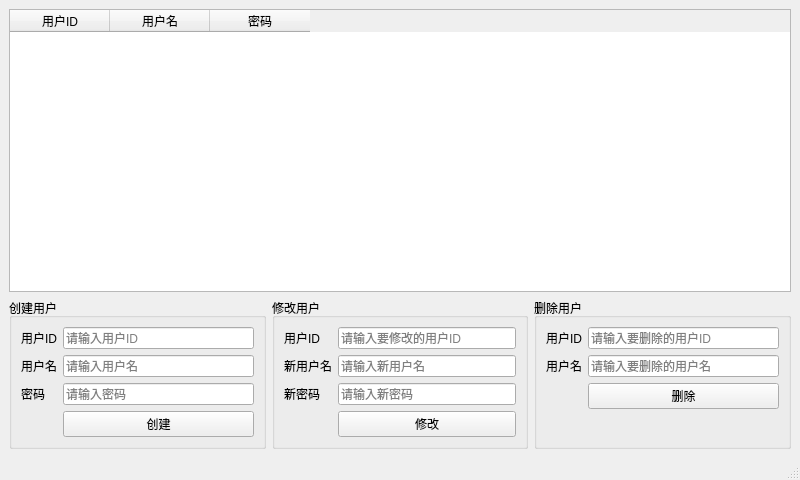
Before: the Qt Designer form usermanagewin.ui in JinJieBeWater/oceanSystem, drawn with Qt 5.
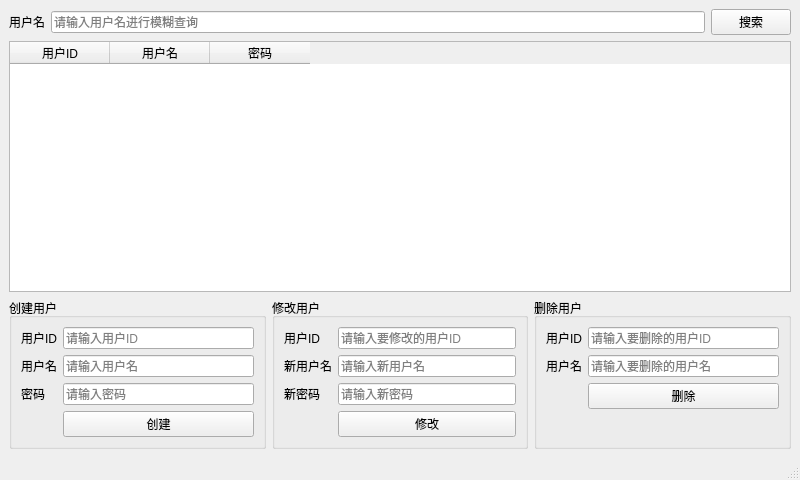
After: the same form once the commit is applied.

Commit message: ✨ feat(ui): 添加用户名搜索ui，优化用户管理界面布局

The edit to the form file:
```diff
--- a/usermanagewin.ui
+++ b/usermanagewin.ui
@@ -20,6 +20,31 @@
   <widget class="QWidget" name="centralwidget">
    <layout class="QGridLayout" name="gridLayout">
     <item row="0" column="0">
+     <layout class="QHBoxLayout" name="searchLayout">
+      <item>
+       <widget class="QLabel" name="labelSearchUserName">
+        <property name="text">
+         <string>用户名</string>
+        </property>
+       </widget>
+      </item>
+      <item>
+       <widget class="QLineEdit" name="editSearchUserName">
+        <property name="placeholderText">
+         <string>请输入用户名进行模糊查询</string>
+        </property>
+       </widget>
+      </item>
+      <item>
+       <widget class="QPushButton" name="btnSearchUserName">
+        <property name="text">
+         <string>搜索</string>
+        </property>
+       </widget>
+      </item>
+     </layout>
+    </item>
+    <item row="1" column="0">
      <widget class="QTableWidget" name="tableWidget">
       <property name="sizePolicy">
        <sizepolicy hsizetype="Expanding" vsizetype="Expanding">
@@ -50,7 +75,7 @@
       </column>
      </widget>
     </item>
-    <item row="1" column="0">
+    <item row="2" column="0">
      <layout class="QHBoxLayout" name="horizontalLayout">
       <item>
        <widget class="QGroupBox" name="groupCreate">
```
